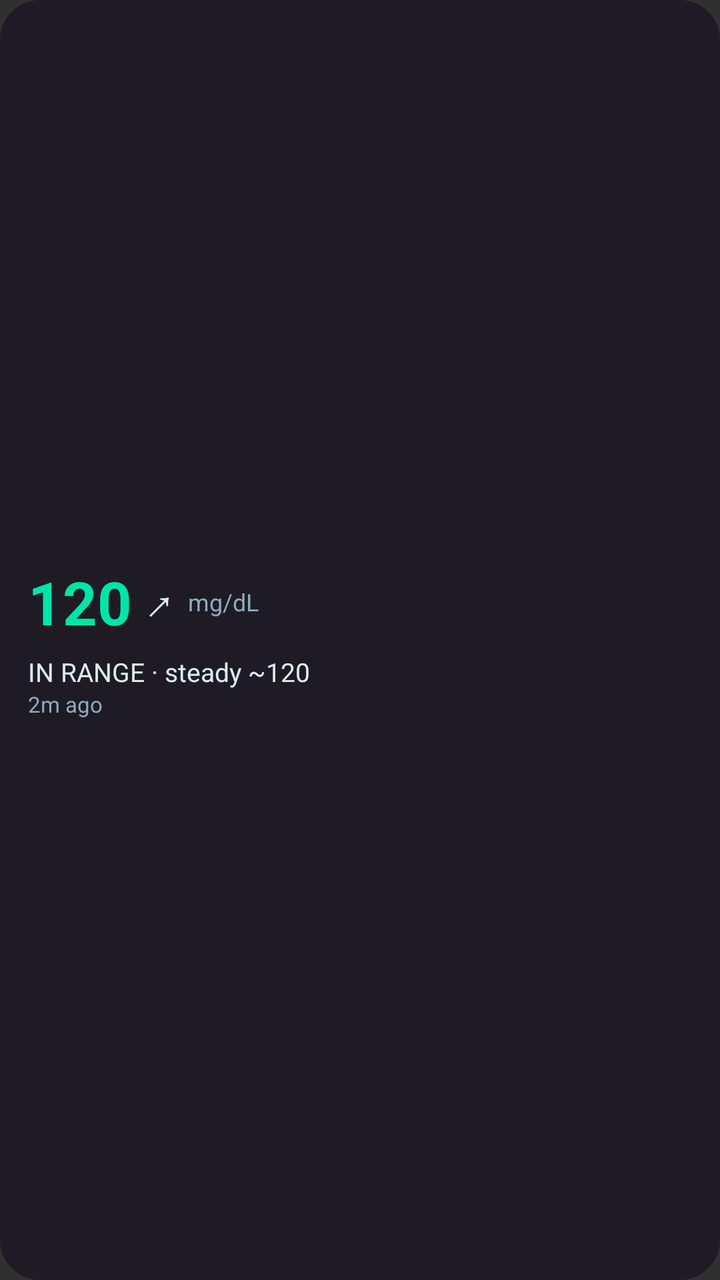
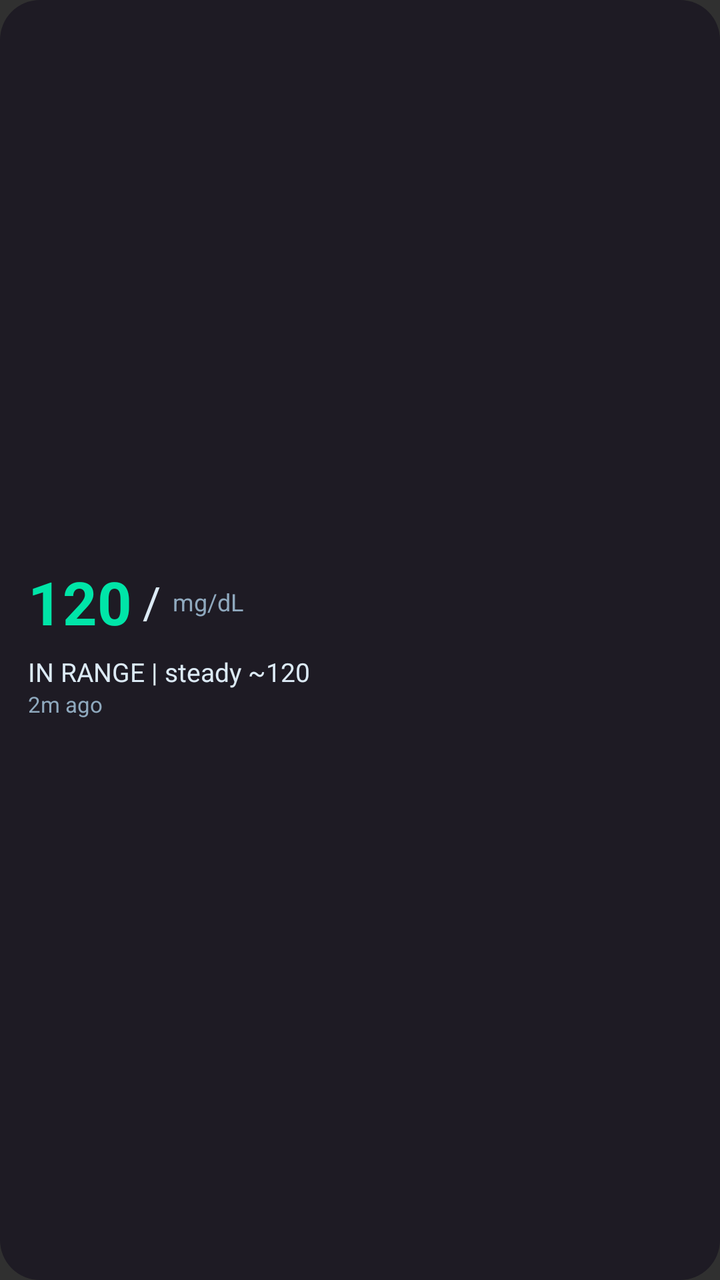

Compare the two renders of this Android layout. The source of the first and the diff that turns it into the second are given below.
<!-- AndroidManifest.xml: application theme Theme.T1dm -->
<!-- res/layout/widget_preview_glucose.xml -->
<?xml version="1.0" encoding="utf-8"?>
<LinearLayout xmlns:android="http://schemas.android.com/apk/res/android"
    xmlns:tools="http://schemas.android.com/tools"
    android:layout_width="match_parent"
    android:layout_height="match_parent"
    android:background="@drawable/widget_preview_card"
    android:gravity="center_vertical"
    android:orientation="vertical"
    android:padding="14dp"
    tools:ignore="HardcodedText">

    <LinearLayout
        android:layout_width="match_parent"
        android:layout_height="wrap_content"
        android:gravity="center_vertical"
        android:orientation="horizontal">

        <TextView
            android:layout_width="wrap_content"
            android:layout_height="wrap_content"
            android:text="120"
            android:textColor="#00E5A8"
            android:textSize="30sp"
            android:textStyle="bold" />

        <TextView
            android:layout_width="wrap_content"
            android:layout_height="wrap_content"
            android:text=" ↗"
            android:textColor="#DCEAF5"
            android:textSize="22sp" />

        <TextView
            android:layout_width="wrap_content"
            android:layout_height="wrap_content"
            android:text="  mg/dL"
            android:textColor="#8FA9BE"
            android:textSize="12sp" />
    </LinearLayout>

    <TextView
        android:layout_width="wrap_content"
        android:layout_height="wrap_content"
        android:layout_marginTop="6dp"
        android:text="IN RANGE · steady ~120"
        android:textColor="#DCEAF5"
        android:textSize="13sp" />

    <TextView
        android:layout_width="wrap_content"
        android:layout_height="wrap_content"
        android:text="2m ago"
        android:textColor="#8FA9BE"
        android:textSize="11sp" />
</LinearLayout>
<!-- resources referenced by this layout -->
<resources>
  <!-- drawable widget_preview_card (drawable) -->
  <?xml version="1.0" encoding="utf-8"?>
  <shape xmlns:android="http://schemas.android.com/apk/res/android" android:shape="rectangle">
      <corners android:radius="20dp" />
      <solid android:color="#1E1B24" />
  </shape>
  <style name="Theme.T1dm" parent="android:Theme.Material.NoActionBar" />
</resources>

<!-- the commit's change to res/layout/widget_preview_glucose.xml (unified diff, before → after) -->
@@ -26,7 +26,7 @@
         <TextView
             android:layout_width="wrap_content"
             android:layout_height="wrap_content"
-            android:text=" ↗"
+            android:text=" /"
             android:textColor="#DCEAF5"
             android:textSize="22sp" />
 
@@ -42,7 +42,7 @@
         android:layout_width="wrap_content"
         android:layout_height="wrap_content"
         android:layout_marginTop="6dp"
-        android:text="IN RANGE · steady ~120"
+        android:text="IN RANGE | steady ~120"
         android:textColor="#DCEAF5"
         android:textSize="13sp" />
 
